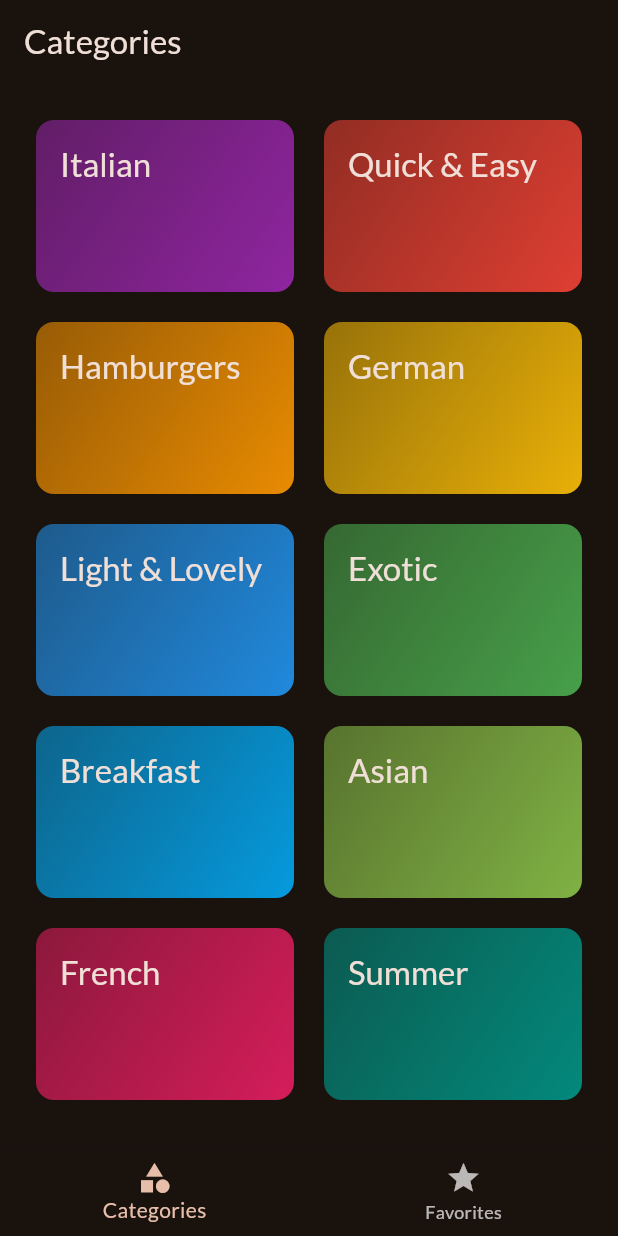
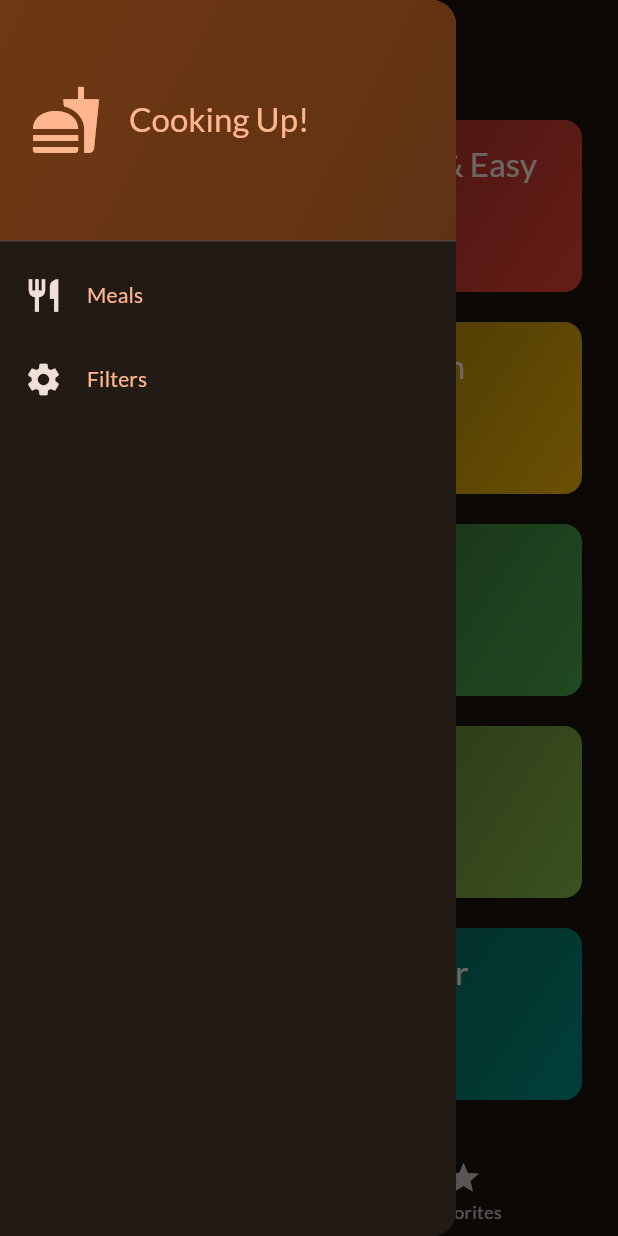
Before and after one commit to rebertiger/meals_app, a Flutter app: the screen it shows after launch, with the side drawer open (before the commit the screen has no drawer), on a phone screen of 412 x 824 dp. Run offline on Flutter 3.47's test engine with Material 3 defaults, Android fonts, the phone set to English and light mode, and no system bars; our stand-ins replace google_fonts, transparent_image.

Commit message:
Add FiltersScreen

```diff
--- a/lib/screens/tabs.dart
+++ b/lib/screens/tabs.dart
@@ -1,7 +1,9 @@
 import 'package:flutter/material.dart';
 import 'package:meals_app/screens/categories.dart';
+import 'package:meals_app/screens/filters.dart';
 import 'package:meals_app/screens/meals.dart';
 import 'package:meals_app/models/meal.dart';
+import 'package:meals_app/widgets/main_drawer.dart';
 
 class TabsScreen extends StatefulWidget {
   const TabsScreen({super.key});
@@ -46,6 +48,19 @@ class _TabsScreenState extends State<TabsScreen> {
     );
   }
 
+  void _setScreen(String identifier) {
+    if (identifier == 'filters') {
+      Navigator.of(context).pop();
+      Navigator.of(context).push(
+        MaterialPageRoute(
+          builder: (ctx) => const FiltersScreen(),
+        ),
+      );
+    } else {
+      Navigator.pop(context);
+    }
+  }
+
   @override
   Widget build(BuildContext context) {
     var activePageTitle = 'Categories';
@@ -64,6 +79,11 @@ class _TabsScreenState extends State<TabsScreen> {
       appBar: AppBar(
         title: Text(activePageTitle),
       ),
+      drawer: Drawer(
+        child: MainDrawer(
+          onSelectScreen: _setScreen,
+        ),
+      ),
       body: activePage,
       bottomNavigationBar: BottomNavigationBar(
         onTap: _selectPage,
--- /dev/null
+++ b/lib/widgets/main_drawer.dart
@@ -0,0 +1,82 @@
+import 'package:flutter/material.dart';
+
+class MainDrawer extends StatelessWidget {
+  const MainDrawer({super.key,required this.onSelectScreen});
+
+  final void Function(String identifier) onSelectScreen;
+
+  @override
+  Widget build(BuildContext context) {
+    return Drawer(
+      child: Column(
+        children: [
+          DrawerHeader(
+            padding: const EdgeInsets.all(20),
+            decoration: BoxDecoration(
+                gradient: LinearGradient(
+              colors: [
+                Theme.of(context).colorScheme.primaryContainer,
+                Theme.of(context).colorScheme.primaryContainer.withOpacity(0.8)
+              ],
+              begin: Alignment.topLeft,
+              end: Alignment.bottomRight,
+            )),
+            child: Row(
+              children: [
+                Icon(
+                  Icons.fastfood,
+                  size: 48,
+                  color: Theme.of(context).colorScheme.primary,
+                ),
+                const SizedBox(
+                  width: 18,
+                ),
+                Text(
+                  'Cooking Up!',
+                  style: Theme.of(context)
+                      .textTheme
+                      .titleLarge!
+                      .copyWith(color: Theme.of(context).colorScheme.primary),
+                ),
+              ],
+            ),
+          ),
+          ListTile(
+            onTap: () {
+              onSelectScreen('meals');
+            },
+            leading: Icon(
+              Icons.restaurant,
+              size: 26,
+              color: Theme.of(context).colorScheme.onSurface,
+            ),
+            title: Text(
+              'Meals',
+              style: Theme.of(context)
+                  .textTheme
+                  .titleSmall!
+                  .copyWith(color: Theme.of(context).colorScheme.primary),
+            ),
+          ),
+          ListTile(
+            onTap: () {
+              onSelectScreen('filters');
+            },
+            leading: Icon(
+              Icons.settings,
+              size: 26,
+              color: Theme.of(context).colorScheme.onSurface,
+            ),
+            title: Text(
+              'Filters',
+              style: Theme.of(context)
+                  .textTheme
+                  .titleSmall!
+                  .copyWith(color: Theme.of(context).colorScheme.primary),
+            ),
+          ),
+        ],
+      ),
+    );
+  }
+}
```
Also changed, not shown: lib/screens/filters.dart (added, +53 -0 lines), 1 other file.
